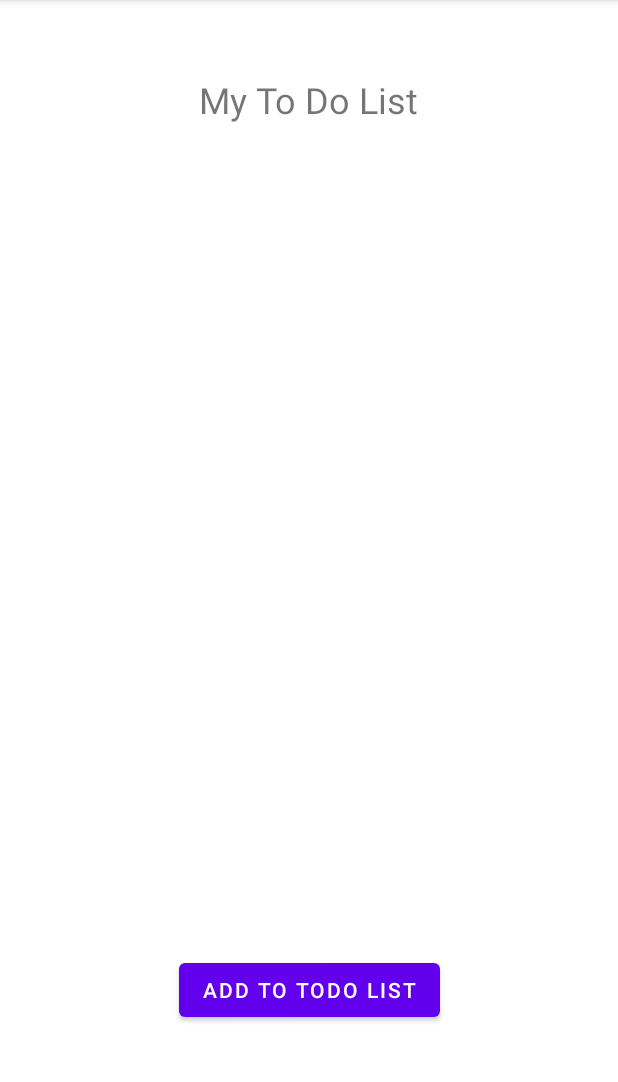
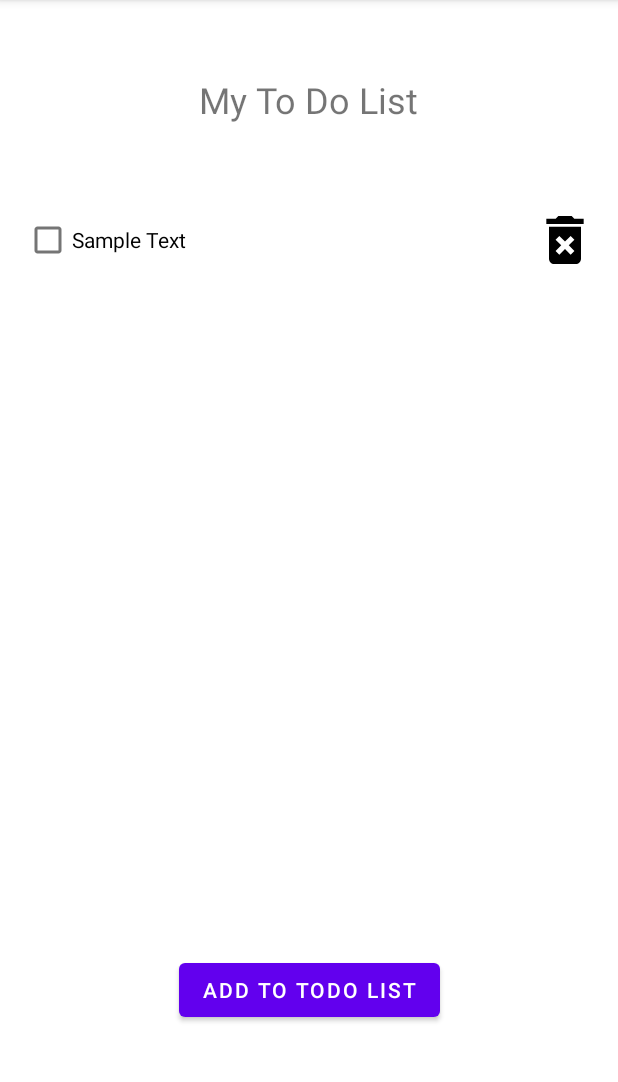
Before and after one commit to Kavithma-Dharmathilake/MAD_tutes, an Android app: the screen it shows after launch (MainActivity), on a phone screen of 412 x 824 dp, the part 84-1166 px from its top. Run offline under Robolectric (Android 15) with nearby library versions, the phone set to English and light mode, and no system bars.

Commit message:
adapter configs

```diff
--- a/app/src/main/java/com/example/mad_tute/MainActivity.kt
+++ b/app/src/main/java/com/example/mad_tute/MainActivity.kt
@@ -2,10 +2,26 @@ package com.example.mad_tute
 
 import androidx.appcompat.app.AppCompatActivity
 import android.os.Bundle
+import androidx.recyclerview.widget.LinearLayoutManager
+import androidx.recyclerview.widget.RecyclerView
+import com.example.mad_tute.adapters.TodoAdapter
 
 class MainActivity : AppCompatActivity() {
     override fun onCreate(savedInstanceState: Bundle?) {
         super.onCreate(savedInstanceState)
         setContentView(R.layout.activity_main)
+
+        val recyclerView:RecyclerView = findViewById(R.id.rvTodoList)
+        val adapter = TodoAdapter()
+        recyclerView.adapter = adapter
+        recyclerView.layoutManager = LinearLayoutManager(this)
+
     }
+
+
+
+
+
+
+
 }
--- a/app/src/main/java/com/example/mad_tute/adapters/TodoAdapter.kt
+++ b/app/src/main/java/com/example/mad_tute/adapters/TodoAdapter.kt
@@ -1,19 +1,37 @@
 package com.example.mad_tute.adapters
 
+import android.view.LayoutInflater
+import android.view.View
 import android.view.ViewGroup
+import android.widget.CheckBox
+import android.widget.ImageView
 import androidx.recyclerview.widget.RecyclerView
 import androidx.recyclerview.widget.RecyclerView.ViewHolder
+import com.example.mad_tute.R
 
-class TodoAdapter:RecyclerView.Adapter<ViewHolder>() {
+class TodoAdapter:RecyclerView.Adapter<TodoAdapter.ViewHolder>() {
+
+    class ViewHolder(view: View) :RecyclerView.ViewHolder(view){
+        val cbTodo:CheckBox
+        val cvDelete:ImageView
+
+        init {
+            cbTodo = view.findViewById(R.id.cbTodo)
+            cvDelete=view.findViewById(R.id.ivDelete)
+        }
+
+    }
     override fun onCreateViewHolder(parent: ViewGroup, viewType: Int): ViewHolder {
-        TODO("Not yet implemented")
+       val view = LayoutInflater.from(parent.context).inflate(R.layout.view_item,parent,false)
+        return ViewHolder(view)
+    }
+
+    override fun onBindViewHolder(holder: ViewHolder, position: Int) {
+        holder.cbTodo.text="Sample Text"
     }
 
     override fun getItemCount(): Int {
-        TODO("Not yet implemented")
+       return 1
     }
 
-    override fun onBindViewHolder(holder: ViewHolder, position: Int) {
-        TODO("Not yet implemented")
-    }
 }
--- /dev/null
+++ b/app/src/main/java/com/example/mad_tute/database/TodoDatabase.kt
@@ -0,0 +1,4 @@
+package com.example.mad_tute.database
+
+class TodoDatabase {
+}
```
